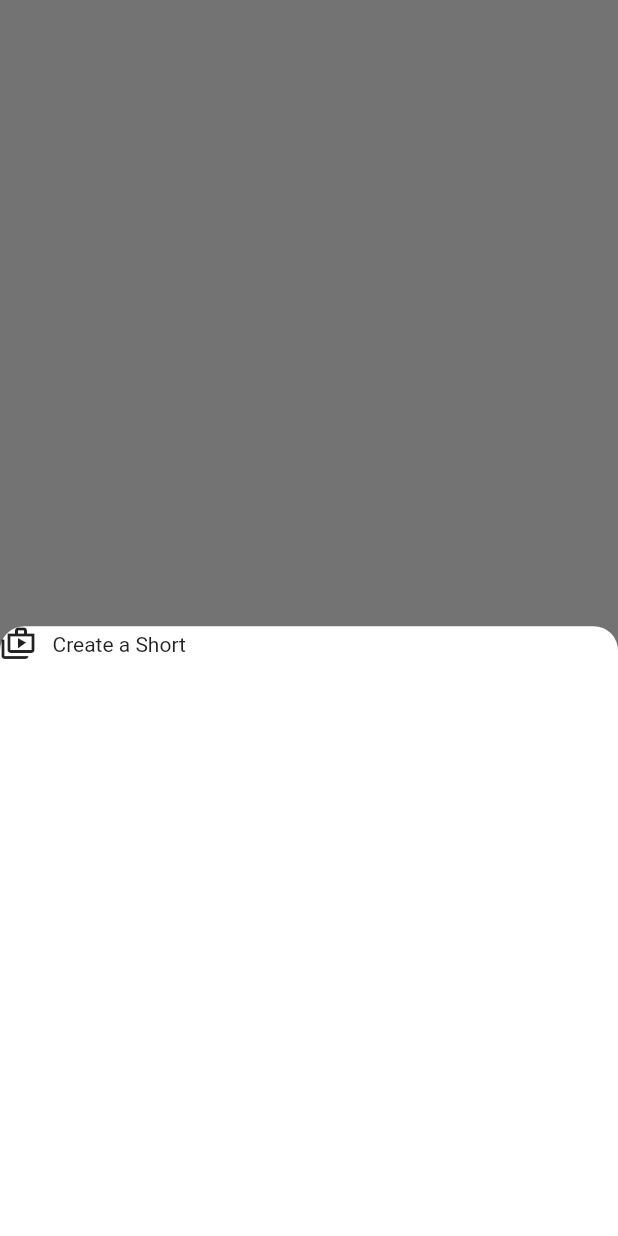
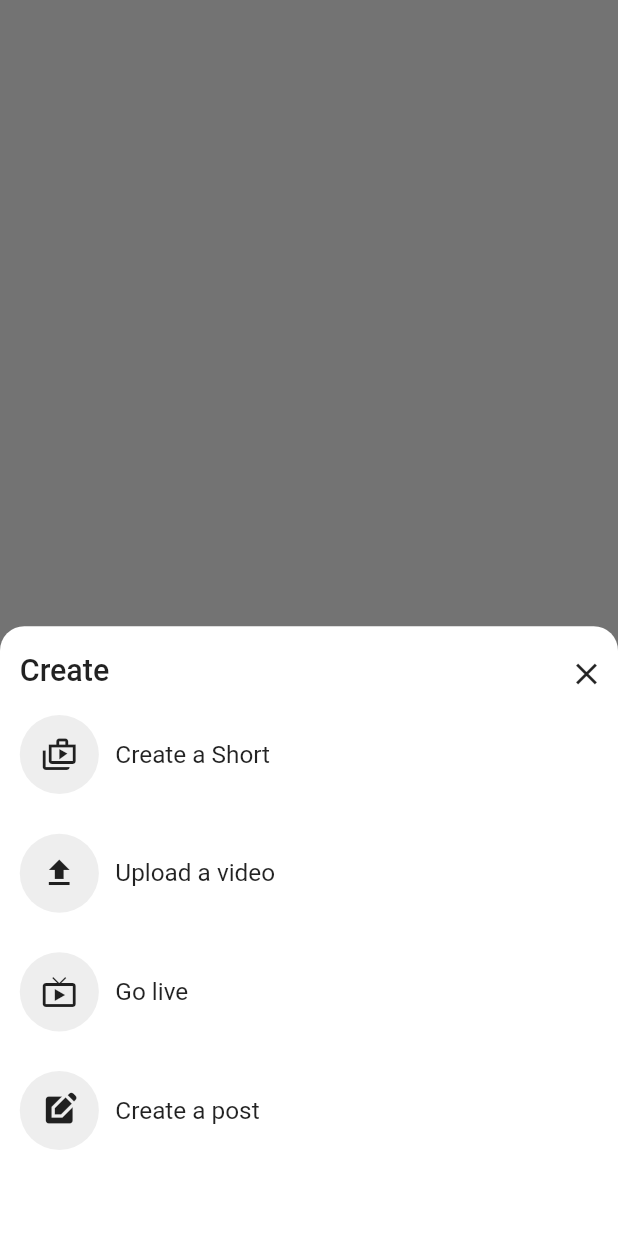
Before and after one commit to yudystriawan/video_app, a Flutter app: what showAddVideoBottomSheet() shows on an empty page, opened directly, on a phone screen of 412 x 824 dp. Run offline on Flutter 3.47's test engine with Material 2 defaults, Android fonts, the phone set to English and light mode, and no system bars; our stand-ins replace auto_route, bloc, chewie, dartz, equatable, flutter_bloc and 9 more; missing offline and left inert: miniplayer; accounts and stored records are empty; generated files the repository leaves out were written again; network calls fail.

Commit message:
fix bottom sheet functions

```diff
--- a/lib/features/bottom_navigation/presentation/widgets/add_video_bottom_sheet.dart
+++ b/lib/features/bottom_navigation/presentation/widgets/add_video_bottom_sheet.dart
@@ -1,23 +1,109 @@
+import 'package:auto_route/auto_route.dart';
 import 'package:flutter/material.dart';
 import 'package:flutter_screenutil/flutter_screenutil.dart';
 import 'package:video_app/shared/widgets/bottom_sheet.dart';
+import 'package:video_app/shared/widgets/circle_container.dart';
+import 'package:video_app/shared/widgets/icon.dart';
 
-Future showAddVideoBottomSheet(BuildContext context) {
-  return showAppBottomSheet(
+Future<String?> showAddVideoBottomSheet(BuildContext context) {
+  return showAppBottomSheet<String?>(
     context,
     maxHeight: 370.w,
     child: Column(
       children: [
         Row(
+          crossAxisAlignment: CrossAxisAlignment.center,
           children: [
-            const Icon(Icons.shop_two_outlined),
+            Expanded(
+              child: Text(
+                'Create',
+                style: TextStyle(fontSize: 20.sp, fontWeight: FontWeight.w500),
+              ),
+            ),
             SizedBox(
-              width: 10.w,
+              width: 12.w,
             ),
-            const Expanded(child: Text('Create a Short')),
+            AppIcon(
+              icon: const Icon(Icons.close),
+              size: 18.w,
+              onTap: () => context.router.pop(),
+            ),
           ],
+        ),
+        SizedBox(
+          height: 16.w,
+        ),
+        AddVideoItemWidget(
+          icon: const Icon(Icons.shop_two_outlined),
+          label: 'Create a Short',
+          onTap: () => context.router.pop('Create a Short'),
+        ),
+        SizedBox(
+          height: 24.w,
+        ),
+        AddVideoItemWidget(
+          icon: const Icon(Icons.upload_sharp),
+          label: 'Upload a video',
+          onTap: () => context.router.pop('Upload a video'),
+        ),
+        SizedBox(
+          height: 24.w,
+        ),
+        AddVideoItemWidget(
+          icon: const Icon(Icons.live_tv),
+          label: 'Go live',
+          onTap: () => context.router.pop('Go live'),
+        ),
+        SizedBox(
+          height: 24.w,
+        ),
+        AddVideoItemWidget(
+          icon: const Icon(Icons.edit_square),
+          label: 'Create a post',
+          onTap: () => context.router.pop('Create a post'),
         ),
       ],
     ),
   );
 }
+
+class AddVideoItemWidget extends StatelessWidget {
+  const AddVideoItemWidget({
+    Key? key,
+    this.onTap,
+    required this.label,
+    required this.icon,
+  }) : super(key: key);
+
+  final VoidCallback? onTap;
+  final String label;
+  final Widget icon;
+
+  @override
+  Widget build(BuildContext context) {
+    return Material(
+      color: Colors.transparent,
+      child: InkWell(
+        onTap: onTap,
+        borderRadius: BorderRadius.circular(48.r),
+        child: Row(
+          children: [
+            CircleContainer(
+              size: 48.w,
+              child: icon,
+            ),
+            SizedBox(
+              width: 10.w,
+            ),
+            Expanded(
+              child: Text(
+                label,
+                style: TextStyle(fontSize: 16.sp),
+              ),
+            ),
+          ],
+        ),
+      ),
+    );
+  }
+}
--- a/lib/home_page.dart
+++ b/lib/home_page.dart
@@ -6,6 +6,7 @@ import 'package:flutter_screenutil/flutter_screenutil.dart';
 import 'package:kt_dart/collection.dart';
 import 'package:video_app/features/bottom_navigation/presentation/widgets/add_video_bottom_sheet.dart';
 import 'package:video_app/shared/widgets/circle_container.dart';
+import 'package:video_app/shared/widgets/toast.dart';
 
 import 'core/utils/util.dart';
 import 'features/video/presentation/bloc/mini_player/mini_player_bloc.dart';
@@ -120,7 +121,14 @@ class HomePage extends StatelessWidget {
                                     child: AppBottomNavigationBar(
                                       onTap: (index) {
                                         if (index == 2) {
-                                          showAddVideoBottomSheet(context);
+                                          showAddVideoBottomSheet(context)
+                                              .then((value) {
+                                            if (value == null) return;
+                                            showToast(
+                                              context,
+                                              title: Text(value),
+                                            );
+                                          });
 
                                           return;
                                         }
--- a/lib/shared/widgets/bottom_navigation_bar.dart
+++ b/lib/shared/widgets/bottom_navigation_bar.dart
@@ -107,7 +107,8 @@ class AppNavigationBarItem extends Equatable {
 
 getHeightBottomNavigationBar(BuildContext context) {
   final bottomHeight = AppBottomNavigationBar.height;
-  final bottomPadding = MediaQuery.of(context).padding.bottom.w;
+  final bottomPadding =
+      MediaQueryData.fromView(View.of(context)).padding.bottom.w;
 
   return bottomPadding + bottomHeight;
 }
--- a/lib/shared/widgets/bottom_sheet.dart
+++ b/lib/shared/widgets/bottom_sheet.dart
@@ -6,18 +6,23 @@ Future<T?> showAppBottomSheet<T>(
   Widget? child,
   double? maxHeight,
 }) {
+  final padding = MediaQueryData.fromView(View.of(context)).padding;
   return showModalBottomSheet<T?>(
     context: context,
     backgroundColor: Colors.transparent,
     isScrollControlled: true,
     constraints: BoxConstraints(
       maxHeight: maxHeight ??
-          MediaQuery.of(context).size.height -
-              MediaQueryData.fromView(View.of(context)).padding.top -
-              kToolbarHeight,
+          MediaQuery.of(context).size.height - padding.top.w - kToolbarHeight.w,
     ),
     builder: (context) {
       return Container(
+        padding: EdgeInsetsDirectional.only(
+          top: 16.w,
+          start: 12.w,
+          end: 12.w,
+          bottom: 8.w + padding.bottom.w,
+        ),
         decoration: BoxDecoration(
           borderRadius: BorderRadius.only(
             topLeft: Radius.circular(16.r),
```
